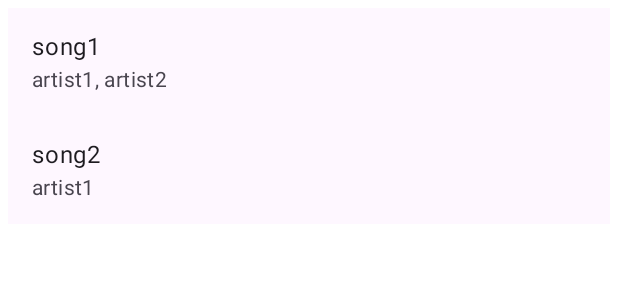
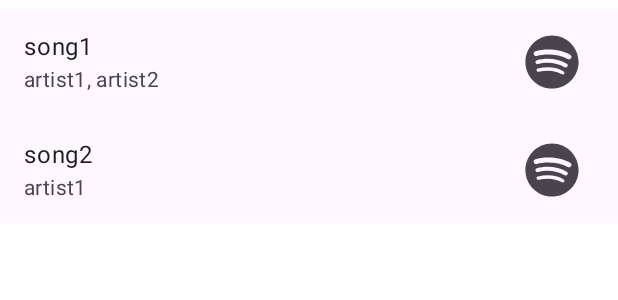
Before and after one commit to Leonidius20/BeatInspector, an Android app built with Jetpack Compose: the @Preview function SearchScreenPortraitPreview, on a phone screen of 412 x 824 dp. Shown: the top 300 px of the screen. Run offline under Robolectric (Android 15) with nearby library versions, the phone set to English and light mode, and no system bars; pictures from the network do not load.

Commit message:
added links to spotify for search results

```diff
--- a/app/build.gradle.kts
+++ b/app/build.gradle.kts
@@ -121,10 +121,10 @@ dependencies {
     implementation("androidx.compose.ui:ui-graphics")
     implementation("androidx.compose.ui:ui-tooling-preview")
 
-    implementation("androidx.compose.material3:material3:1.1.2")
+    implementation("androidx.compose.material3:material3:1.2.0")
     implementation("androidx.lifecycle:lifecycle-viewmodel-compose:2.7.0")
 
-    implementation("androidx.navigation:navigation-compose:2.7.6")
+    implementation("androidx.navigation:navigation-compose:2.7.7")
 
     implementation("com.squareup.retrofit2:retrofit:2.9.0")
     // implementation("com.google.code.gson:gson:2.8.9")
--- a/app/src/main/java/ua/leonidius/beatinspector/views/SearchScreen.kt
+++ b/app/src/main/java/ua/leonidius/beatinspector/views/SearchScreen.kt
@@ -10,7 +10,9 @@ import androidx.compose.foundation.layout.Row
 import androidx.compose.foundation.layout.fillMaxHeight
 import androidx.compose.foundation.layout.fillMaxWidth
 import androidx.compose.foundation.layout.height
+import androidx.compose.foundation.layout.offset
 import androidx.compose.foundation.layout.padding
+import androidx.compose.foundation.layout.size
 import androidx.compose.foundation.layout.width
 import androidx.compose.foundation.layout.wrapContentHeight
 import androidx.compose.foundation.layout.wrapContentWidth
@@ -26,7 +28,6 @@ import androidx.compose.material.icons.filled.ArrowBack
 import androidx.compose.material.icons.filled.Close
 import androidx.compose.material.icons.filled.Search
 import androidx.compose.material3.Card
-import androidx.compose.material3.CircularProgressIndicator
 import androidx.compose.material3.ExperimentalMaterial3Api
 import androidx.compose.material3.Icon
 import androidx.compose.material3.IconButton
@@ -46,8 +47,6 @@ import androidx.compose.ui.graphics.toArgb
 import androidx.compose.ui.graphics.vector.rememberVectorPainter
 import androidx.compose.ui.layout.ContentScale
 import androidx.compose.ui.platform.LocalConfiguration
-import androidx.compose.ui.platform.LocalContext
-import androidx.compose.ui.platform.LocalFocusManager
 import androidx.compose.ui.res.painterResource
 import androidx.compose.ui.res.stringResource
 import androidx.compose.ui.text.style.TextAlign
@@ -57,8 +56,6 @@ import androidx.compose.ui.unit.TextUnitType
 import androidx.compose.ui.unit.dp
 import androidx.lifecycle.viewmodel.compose.viewModel
 import coil.compose.AsyncImage
-import coil.request.ImageRequest
-import ua.leonidius.beatinspector.AuthStatusViewModel
 import ua.leonidius.beatinspector.R
 import ua.leonidius.beatinspector.entities.Artist
 import ua.leonidius.beatinspector.entities.SongSearchResult
@@ -74,6 +71,7 @@ fun SearchScreen(
     searchViewModel: SearchViewModel = viewModel(factory = SearchViewModel.Factory),
     onNavigateToSongDetails: (SongId) -> Unit = {},
     onNavigateToSettings: () -> Unit,
+    onOpenSongInSpotify: (SongId) -> Unit,
 ) {
     ChangeStatusBarColor(colorArgb = MaterialTheme.colorScheme.primary.toArgb())
 
@@ -87,6 +85,7 @@ fun SearchScreen(
         onNavigateToSettings = onNavigateToSettings,
         state = searchViewModel.uiState,
         accountImageState = searchViewModel.accountImageState,
+        onOpenSongInSpotify = onOpenSongInSpotify,
     )
 }
 
@@ -102,6 +101,7 @@ fun SearchScreen(
     onNavigateToSettings: () -> Unit,
     state: SearchViewModel.UiState,
     accountImageState: SearchViewModel.AccountImageState,
+    onOpenSongInSpotify: (SongId) -> Unit,
 ) {
     var searchBarActive by rememberSaveable { mutableStateOf(false) }
 
@@ -152,7 +152,9 @@ fun SearchScreen(
                     },
                     trailingIcon = {
                         if (!searchBarActive) {
-                            IconButton(onClick = onNavigateToSettings) {
+                            IconButton(
+                                onClick = onNavigateToSettings,
+                            ) {
 
                                 when (accountImageState) {
                                     // todo: the alternative is having one Image with painters changed
@@ -212,13 +214,15 @@ fun SearchScreen(
                         Configuration.ORIENTATION_LANDSCAPE -> {
                             SearchResultsGrid(
                                 results = state.searchResults,
-                                onNavigateToSongDetails = onNavigateToSongDetails
+                                onNavigateToSongDetails = onNavigateToSongDetails,
+                                onOpenSongInSpotify = onOpenSongInSpotify,
                             )
                         }
                         else -> {
                             SearchResultsList(
                                 results = state.searchResults,
-                                onNavigateToSongDetails = onNavigateToSongDetails
+                                onNavigateToSongDetails = onNavigateToSongDetails,
+                                onOpenSongInSpotify = onOpenSongInSpotify,
                             )
                         }
                     }
@@ -331,7 +335,8 @@ fun SearchScreenPortraitPreview() {
 
     SearchResultsList(
         results = listOf(song1, song2),
-        onNavigateToSongDetails = {}
+        onNavigateToSongDetails = {},
+        onOpenSongInSpotify = {},
     )
 }
 
@@ -346,7 +351,8 @@ fun SearchResultsGridPreview() {
 
     SearchResultsGrid(
         results = listOf(song1, song2),
-        onNavigateToSongDetails = {}
+        onNavigateToSongDetails = {},
+        onOpenSongInSpotify = {},
     )
 }
 
@@ -354,14 +360,16 @@ fun SearchResultsGridPreview() {
 fun SearchResultsList(
     modifier: Modifier = Modifier,
     results: List<SongSearchResult>,
-    onNavigateToSongDetails: (SongId) -> Unit
+    onNavigateToSongDetails: (SongId) -> Unit,
+    onOpenSongInSpotify: (SongId) -> Unit,
 ) {
-    LazyColumn(modifier.padding(5.dp)) {
+    LazyColumn(modifier.padding(top = 5.dp, bottom = 5.dp)) {
         items(results, key = { it.id }) {
             SearchResultsListItem(
                 Modifier.clickable { onNavigateToSongDetails(it.id) },
                 title = it.name,
-                artist = it.artists.joinToString(", ") { it.name }
+                artist = it.artists.joinToString(", ") { it.name },
+                onOpenSongInSpotify = { onOpenSongInSpotify(it.id) },
             )
         }
     }
@@ -371,20 +379,35 @@ fun SearchResultsList(
 fun SearchResultsListItem(
     modifier: Modifier = Modifier,
     title: String,
-    artist: String
+    artist: String,
+    onOpenSongInSpotify: () -> Unit,
 ) {
     ListItem(
         modifier = modifier,
         headlineContent = { Text(text = title) },
         supportingContent = { Text(text = artist) },
+        trailingContent = {
+            IconButton(
+                onClick = onOpenSongInSpotify,
+                modifier = Modifier.offset(x = (-3.75).dp)
+            ) {
+                Icon(
+                    painter = painterResource(id = R.drawable.spotify_icon_black),
+                    contentDescription = "Open track on Spotify",
+                    modifier = Modifier.size(36.dp)
+                )
+            }
+        }
     )
+
 }
 
 @Composable
 fun SearchResultsGrid(
     modifier: Modifier = Modifier,
     results: List<SongSearchResult>,
-    onNavigateToSongDetails: (SongId) -> Unit
+    onNavigateToSongDetails: (SongId) -> Unit,
+    onOpenSongInSpotify: (SongId) -> Unit,
 ) {
     LazyVerticalGrid(
         modifier = modifier,
@@ -394,7 +417,8 @@ fun SearchResultsGrid(
             SearchResultsListItem(
                 Modifier.clickable { onNavigateToSongDetails(it.id) },
                 title = it.name,
-                artist = it.artists.joinToString(", ") { it.name }
+                artist = it.artists.joinToString(", ") { it.name },
+                onOpenSongInSpotify = { onOpenSongInSpotify(it.id) },
             )
         }
     }
```
Also changed, not shown: app/src/main/java/ua/leonidius/beatinspector/MainActivity.kt (+14 -2 lines), app/src/main/java/ua/leonidius/beatinspector/views/SongDetailsScreen.kt (+5 -17 lines).
